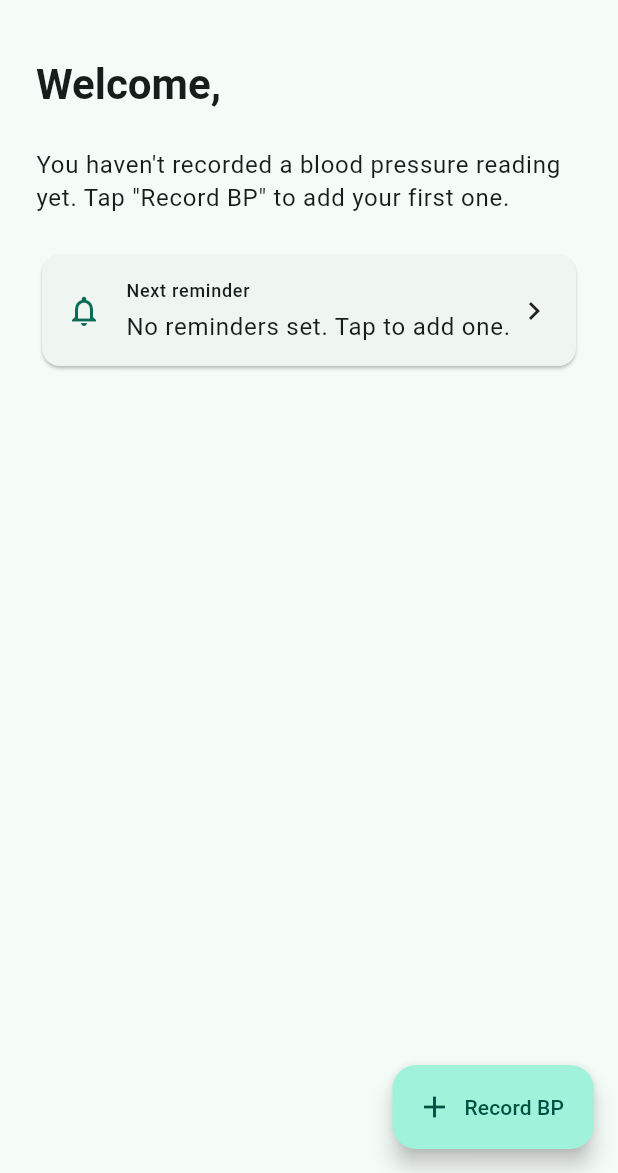
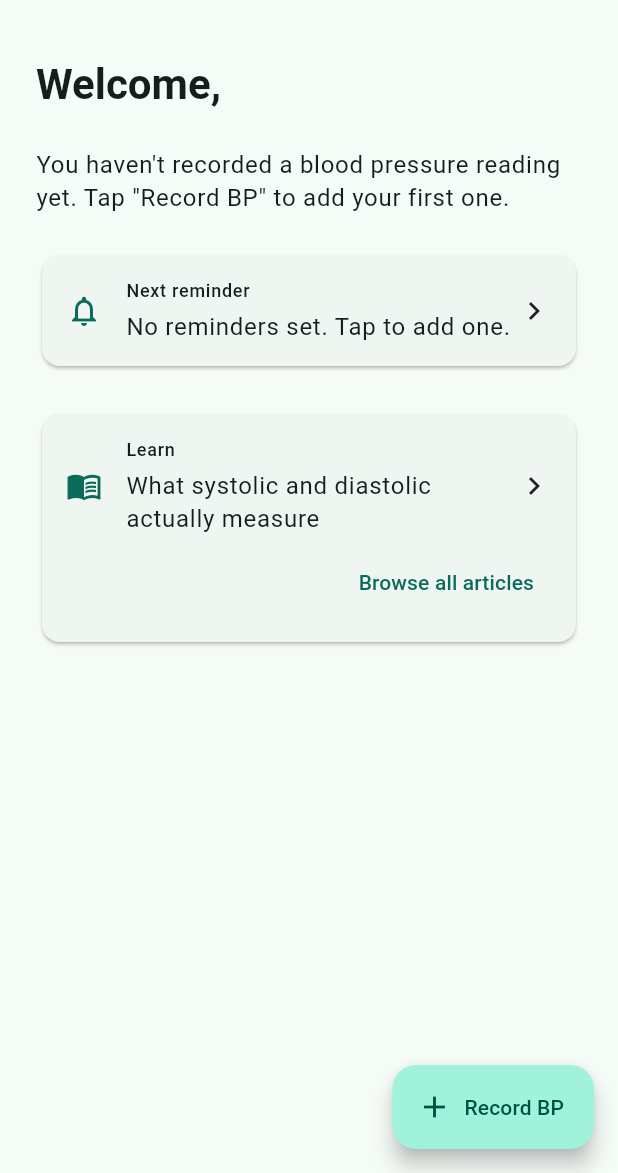
Before and after one commit to dzormenyoanthony/Vitality, a Flutter app: the DashboardScreen screen opened by its route, on a phone screen of 412 x 824 dp, the part 63-1236 px from its top. Run offline on Flutter 3.47's test engine with Material 3 defaults, Android fonts, the phone set to English and light mode, and no system bars; our stand-ins replace cloud_firestore, drift, drift_flutter, firebase_auth, firebase_core, fl_chart and 6 more; accounts and stored records are empty; generated files the repository leaves out were written again.

Commit message:
Add educational content (PROJECT_SPEC.md §10, §15, §16)
Educational content was the last unbuilt item from the MVP core list,
previously blocked because §15 requires an approved authoritative
source and CLAUDE.md forbids inventing medical content. The user has
now approved the American Heart Association (heart.org) as that
source.

Adds lib/features/education/: a static Article repository with 7
short articles grouped into Basics / Measuring well / Working with
your clinician, an EducationScreen library list, and an
ArticleDetailScreen, routed at /education and /education/:id. The
dashboard gets a real _EducationCard (featured article + "Browse all
articles"), replacing the previous placeholder-omission and honestly
fulfilling §10's "educational content" dashboard component.

Content deliberately contains no numeric BP classification thresholds
(normal/elevated/stage 1/stage 2/crisis) — that stays gated behind a
separate, not-yet-approved decision (§14) about classifying a user's
own readings, enforced by a repository test that asserts no article
uses staging language. Also skips the mockups' persistent bottom-nav
shell, since the app has no such shell today and introducing one is a
cross-cutting nav change out of scope here — left for a future
UI-polishing pass.

Verified on-device on a Pixel 8 emulator: dashboard card -> article
detail -> full library list, all rendering correctly.

Co-Authored-By: Claude Sonnet 5 <noreply@anthropic.com>
Claude-Session: https://claude.ai/code/session_01BNQvtiLjDc98QhSxudsi1a

```diff
--- a/lib/core/constants/app_routes.dart
+++ b/lib/core/constants/app_routes.dart
@@ -16,6 +16,9 @@ abstract final class AppRoutes {
   static const String reminders = '/reminders';
   static const String reminderForm = '/reminder-form';
   static const String settings = '/settings';
+  static const String education = '/education';
+  static const String educationArticle = '/education/:id';
 
   static String readingDetailPath(int id) => '/reading/$id';
+  static String educationArticlePath(String id) => '/education/$id';
 }
--- a/lib/features/dashboard/presentation/dashboard_screen.dart
+++ b/lib/features/dashboard/presentation/dashboard_screen.dart
@@ -11,16 +11,16 @@ import '../../authentication/data/auth_providers.dart';
 import '../../blood_pressure/data/blood_pressure_providers.dart';
 import '../../blood_pressure/data/blood_pressure_reading.dart';
 import '../../blood_pressure/domain/trend_calculator.dart';
+import '../../education/data/article.dart';
+import '../../education/presentation/education_providers.dart';
 import '../../onboarding/data/user_profile_providers.dart';
 import '../../reminders/data/reminder.dart';
 import '../../reminders/data/reminder_providers.dart';
 import '../../reminders/domain/next_reminder.dart';
 
 /// Vitaly's home dashboard (PROJECT_SPEC.md §10): a greeting, the latest
-/// reading, recent readings, a simple 7-day summary, and the next
-/// reminder. The "educational content" slot §10 also lists stays
-/// omitted — no sourced educational content exists yet (see memory:
-/// project-deferred-dashboard-slots).
+/// reading, recent readings, a simple 7-day summary, the next reminder, and
+/// a featured educational article.
 class DashboardScreen extends ConsumerWidget {
   const DashboardScreen({super.key});
 
@@ -32,6 +32,7 @@ class DashboardScreen extends ConsumerWidget {
     // Reminders degrade gracefully if unavailable — the rest of the
     // dashboard shouldn't block on a secondary summary card.
     final reminders = ref.watch(remindersStreamProvider).value ?? [];
+    final articles = ref.watch(articlesProvider);
 
     return Scaffold(
       appBar: AppBar(
@@ -59,6 +60,7 @@ class DashboardScreen extends ConsumerWidget {
           displayName: profile?.displayName,
           readings: readings,
           reminders: reminders,
+          articles: articles,
         ),
       ),
     );
@@ -70,11 +72,13 @@ class _DashboardBody extends StatelessWidget {
     required this.displayName,
     required this.readings,
     required this.reminders,
+    required this.articles,
   });
 
   final String? displayName;
   final List<BloodPressureReading> readings;
   final List<Reminder> reminders;
+  final List<Article> articles;
 
   @override
   Widget build(BuildContext context) {
@@ -103,6 +107,10 @@ class _DashboardBody extends StatelessWidget {
           ),
           const SizedBox(height: AppSpacing.lg),
           _NextReminderCard(occurrence: nextReminder),
+          if (articles.isNotEmpty) ...[
+            const SizedBox(height: AppSpacing.lg),
+            _EducationCard(article: articles.first),
+          ],
         ],
       );
     }
@@ -144,6 +152,10 @@ class _DashboardBody extends StatelessWidget {
         _WeeklySummaryCard(stats: weekly),
         const SizedBox(height: AppSpacing.lg),
         _NextReminderCard(occurrence: nextReminder),
+        if (articles.isNotEmpty) ...[
+          const SizedBox(height: AppSpacing.lg),
+          _EducationCard(article: articles.first),
+        ],
       ],
     );
   }
@@ -204,6 +216,55 @@ class _NextReminderCard extends StatelessWidget {
     final period = when.hour < 12 ? 'AM' : 'PM';
     final minute = when.minute.toString().padLeft(2, '0');
     return '${weekdayNames[when.weekday]} at $hour:$minute $period';
+  }
+}
+
+class _EducationCard extends StatelessWidget {
+  const _EducationCard({required this.article});
+
+  final Article article;
+
+  @override
+  Widget build(BuildContext context) {
+    final theme = Theme.of(context);
+    return Card(
+      child: InkWell(
+        onTap: () => context.push(AppRoutes.educationArticlePath(article.id)),
+        child: Padding(
+          padding: const EdgeInsets.all(AppSpacing.md),
+          child: Column(
+            crossAxisAlignment: CrossAxisAlignment.start,
+            children: [
+              Row(
+                children: [
+                  Icon(Icons.menu_book_outlined, color: theme.colorScheme.primary),
+                  const SizedBox(width: AppSpacing.md),
+                  Expanded(
+                    child: Column(
+                      crossAxisAlignment: CrossAxisAlignment.start,
+                      children: [
+                        Text('Learn', style: theme.textTheme.labelMedium),
+                        const SizedBox(height: AppSpacing.xs),
+                        Text(article.title, style: theme.textTheme.bodyLarge),
+                      ],
+                    ),
+                  ),
+                  const Icon(Icons.chevron_right),
+                ],
+              ),
+              const SizedBox(height: AppSpacing.sm),
+              Align(
+                alignment: Alignment.centerRight,
+                child: TextButton(
+                  onPressed: () => context.push(AppRoutes.education),
+                  child: const Text('Browse all articles'),
+                ),
+              ),
+            ],
+          ),
+        ),
+      ),
+    );
   }
 }
 
--- /dev/null
+++ b/lib/features/education/data/article.dart
@@ -0,0 +1,38 @@
+/// Grouping used to organize the education library (PROJECT_SPEC.md §15,
+/// §16), mirroring the "Basics" / "Measuring well" / "Working with your
+/// clinician" sections in the approved design references.
+enum ArticleCategory {
+  basics('Basics'),
+  measuringWell('Measuring well'),
+  workingWithClinician('Working with your clinician');
+
+  const ArticleCategory(this.label);
+
+  final String label;
+}
+
+/// A single piece of general educational content (PROJECT_SPEC.md §15,
+/// §16). Content is informational only — never personalized advice about a
+/// user's own readings, and never a numeric BP classification (that
+/// requires separate approval; see §14).
+final class Article {
+  const Article({
+    required this.id,
+    required this.category,
+    required this.title,
+    required this.summary,
+    required this.readTimeMinutes,
+    required this.reviewed,
+    required this.source,
+    required this.body,
+  });
+
+  final String id;
+  final ArticleCategory category;
+  final String title;
+  final String summary;
+  final int readTimeMinutes;
+  final DateTime reviewed;
+  final String source;
+  final List<String> body;
+}
--- /dev/null
+++ b/lib/features/education/presentation/education_providers.dart
@@ -0,0 +1,12 @@
+import 'package:flutter_riverpod/flutter_riverpod.dart';
+
+import '../data/article.dart';
+import '../data/article_repository.dart';
+
+/// All available educational articles (PROJECT_SPEC.md §15, §16). Static
+/// content, so a plain [Provider] rather than a stream/repository provider.
+final articlesProvider = Provider<List<Article>>((ref) => ArticleRepository.all());
+
+final articleByIdProvider = Provider.family<Article?, String>(
+  (ref, id) => ArticleRepository.byId(id),
+);
```
Also changed, not shown: lib/core/router/app_router.dart (+14 -0 lines), lib/features/education/data/article_repository.dart (added, +199 -0 lines), lib/features/education/presentation/article_detail_screen.dart (added, +75 -0 lines), lib/features/education/presentation/education_screen.dart (added, +80 -0 lines), 4 other files.
